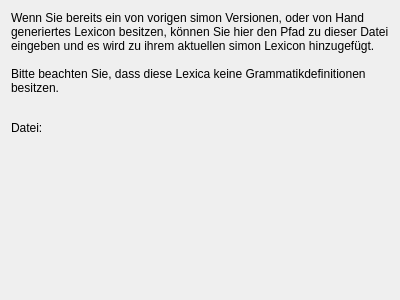
First picture: the form in simon/src/simonmodelmanagementui/ImportDict/importdictlexiconpage.ui, repository KDE/simon, before the edit.
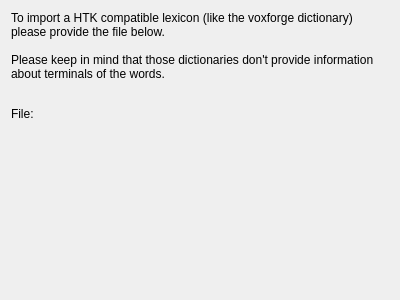
Second picture: the form after the edit. Custom widgets are drawn as their Qt base class.

The edit to the form file:
```diff
--- a/simon/src/simonmodelmanagementui/ImportDict/importdictlexiconpage.ui
+++ b/simon/src/simonmodelmanagementui/ImportDict/importdictlexiconpage.ui
@@ -16,9 +16,9 @@
    <item>
     <widget class="QLabel" name="lbDesc" >
      <property name="text" >
-      <string>Wenn Sie bereits ein von vorigen simon Versionen, oder von Hand generiertes Lexicon besitzen, können Sie hier den Pfad zu dieser Datei eingeben und es wird zu ihrem aktuellen simon Lexicon hinzugefügt.
+      <string>To import a HTK compatible lexicon (like the voxforge dictionary) please provide the file below.
 
-Bitte beachten Sie, dass diese Lexica keine Grammatikdefinitionen besitzen.</string>
+Please keep in mind that those dictionaries don't provide information about terminals of the words.</string>
      </property>
      <property name="wordWrap" >
       <bool>true</bool>
@@ -46,7 +46,7 @@
      <item>
       <widget class="QLabel" name="lbFile" >
        <property name="text" >
-        <string>Datei:</string>
+        <string>File:</string>
        </property>
       </widget>
      </item>
```
